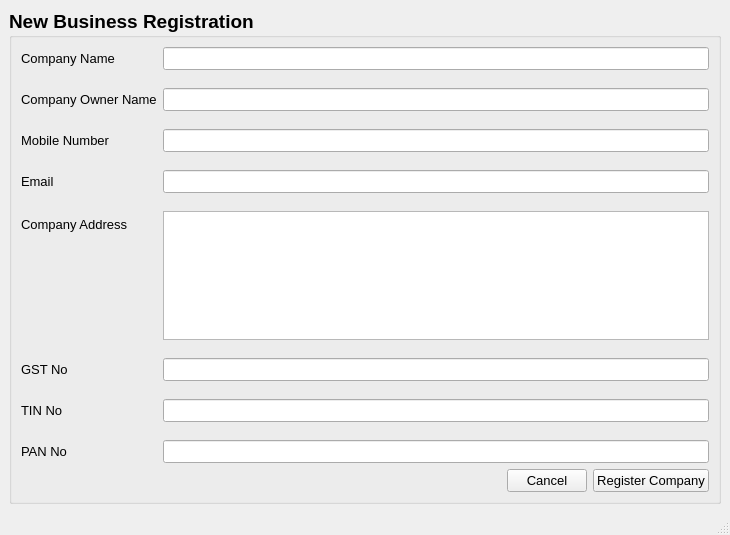
This is venv/application/ui/businessRegistration.ui in msriv/Enterprise-Resource-Planner as Qt 5 draws it before an edit. The edited form follows.
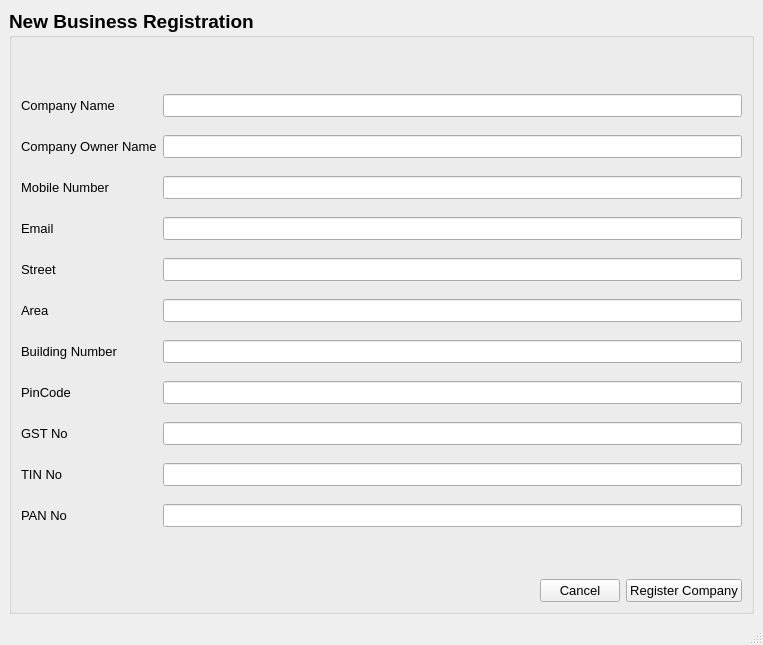
This is the edited form.

Commit message: Completed Login and User Registration part. Started with Dashboard

What changed in the file:
```diff
--- a/venv/application/ui/businessRegistration.ui
+++ b/venv/application/ui/businessRegistration.ui
@@ -6,8 +6,8 @@
    <rect>
     <x>0</x>
     <y>0</y>
-    <width>730</width>
-    <height>535</height>
+    <width>763</width>
+    <height>645</height>
    </rect>
   </property>
   <property name="windowTitle">
@@ -128,6 +128,18 @@
            </property>
           </widget>
          </item>
+         <item row="1" column="1">
+          <widget class="QLineEdit" name="companyOwner">
+           <property name="font">
+            <font>
+             <family>Arial</family>
+             <pointsize>10</pointsize>
+             <weight>50</weight>
+             <bold>false</bold>
+            </font>
+           </property>
+          </widget>
+         </item>
          <item row="2" column="0">
           <widget class="QLabel" name="label_11">
            <property name="font">
@@ -143,33 +155,6 @@
            </property>
           </widget>
          </item>
-         <item row="4" column="0">
-          <widget class="QLabel" name="label_12">
-           <property name="font">
-            <font>
-             <family>Arial</family>
-             <pointsize>10</pointsize>
-             <weight>50</weight>
-             <bold>false</bold>
-            </font>
-           </property>
-           <property name="text">
-            <string>Company Address</string>
-           </property>
-          </widget>
-         </item>
-         <item row="1" column="1">
-          <widget class="QLineEdit" name="companyOwner">
-           <property name="font">
-            <font>
-             <family>Arial</family>
-             <pointsize>10</pointsize>
-             <weight>50</weight>
-             <bold>false</bold>
-            </font>
-           </property>
-          </widget>
-         </item>
          <item row="2" column="1">
           <widget class="QLineEdit" name="mobileNumber">
            <property name="font">
@@ -182,7 +167,47 @@
            </property>
           </widget>
          </item>
-         <item row="5" column="1">
+         <item row="3" column="0">
+          <widget class="QLabel" name="label">
+           <property name="font">
+            <font>
+             <pointsize>10</pointsize>
+             <weight>50</weight>
+             <bold>false</bold>
+            </font>
+           </property>
+           <property name="text">
+            <string>Email</string>
+           </property>
+          </widget>
+         </item>
+         <item row="3" column="1">
+          <widget class="QLineEdit" name="email">
+           <property name="font">
+            <font>
+             <pointsize>10</pointsize>
+             <weight>50</weight>
+             <bold>false</bold>
+            </font>
+           </property>
+          </widget>
+         </item>
+         <item row="8" column="0">
+          <widget class="QLabel" name="label_13">
+           <property name="font">
+            <font>
+             <family>Arial</family>
+             <pointsize>10</pointsize>
+             <weight>50</weight>
+             <bold>false</bold>
+            </font>
+           </property>
+           <property name="text">
+            <string>GST No</string>
+           </property>
+          </widget>
+         </item>
+         <item row="8" column="1">
           <widget class="QLineEdit" name="companyGST">
            <property name="font">
             <font>
@@ -194,7 +219,7 @@
            </property>
           </widget>
          </item>
-         <item row="6" column="0">
+         <item row="9" column="0">
           <widget class="QLabel" name="label_14">
            <property name="font">
             <font>
@@ -209,7 +234,7 @@
            </property>
           </widget>
          </item>
-         <item row="6" column="1">
+         <item row="9" column="1">
           <widget class="QLineEdit" name="companyTIN">
            <property name="font">
             <font>
@@ -221,7 +246,7 @@
            </property>
           </widget>
          </item>
-         <item row="7" column="0">
+         <item row="10" column="0">
           <widget class="QLabel" name="label_15">
            <property name="font">
             <font>
@@ -236,7 +261,7 @@
            </property>
           </widget>
          </item>
-         <item row="7" column="1">
+         <item row="10" column="1">
           <widget class="QLineEdit" name="companyPAN">
            <property name="font">
             <font>
@@ -248,26 +273,75 @@
            </property>
           </widget>
          </item>
+         <item row="4" column="0">
+          <widget class="QLabel" name="label_2">
+           <property name="font">
+            <font>
+             <pointsize>10</pointsize>
+             <weight>50</weight>
+             <bold>false</bold>
+            </font>
+           </property>
+           <property name="text">
+            <string>Street</string>
+           </property>
+          </widget>
+         </item>
          <item row="5" column="0">
-          <widget class="QLabel" name="label_13">
+          <widget class="QLabel" name="label_3">
            <property name="font">
             <font>
-             <family>Arial</family>
              <pointsize>10</pointsize>
              <weight>50</weight>
              <bold>false</bold>
             </font>
            </property>
            <property name="text">
-            <string>GST No</string>
+            <string>Area</string>
+           </property>
+          </widget>
+         </item>
+         <item row="6" column="0">
+          <widget class="QLabel" name="label_4">
+           <property name="font">
+            <font>
+             <pointsize>10</pointsize>
+             <weight>50</weight>
+             <bold>false</bold>
+            </font>
+           </property>
+           <property name="text">
+            <string>Building Number</string>
+           </property>
+          </widget>
+         </item>
+         <item row="7" column="0">
+          <widget class="QLabel" name="label_5">
+           <property name="font">
+            <font>
+             <pointsize>10</pointsize>
+             <weight>50</weight>
+             <bold>false</bold>
+            </font>
+           </property>
+           <property name="text">
+            <string>PinCode</string>
            </property>
           </widget>
          </item>
          <item row="4" column="1">
-          <widget class="QTextEdit" name="companyAddress"/>
+          <widget class="QLineEdit" name="comStreet">
+           <property name="font">
+            <font>
+             <pointsize>10</pointsize>
+             <weight>50</weight>
+             <bold>false</bold>
+            </font>
+           </property>
+          </widget>
          </item>
-         <item row="3" column="0">
-          <widget class="QLabel" name="label">
+         <item row="5" column="1">
+          <widget class="QLineEdit" name="comArea">
            <property name="font">
             <font>
              <pointsize>10</pointsize>
@@ -275,13 +349,21 @@
              <bold>false</bold>
             </font>
            </property>
-           <property name="text">
-            <string>Email</string>
+          </widget>
+         </item>
+         <item row="6" column="1">
+          <widget class="QLineEdit" name="comBuildingNumber">
+           <property name="font">
+            <font>
+             <pointsize>10</pointsize>
+             <weight>50</weight>
+             <bold>false</bold>
+            </font>
            </property>
           </widget>
          </item>
-         <item row="3" column="1">
-          <widget class="QLineEdit" name="lineEdit">
+         <item row="7" column="1">
+          <widget class="QLineEdit" name="comPincode">
            <property name="font">
             <font>
              <pointsize>10</pointsize>
```
The commit also changes 10 other files.
